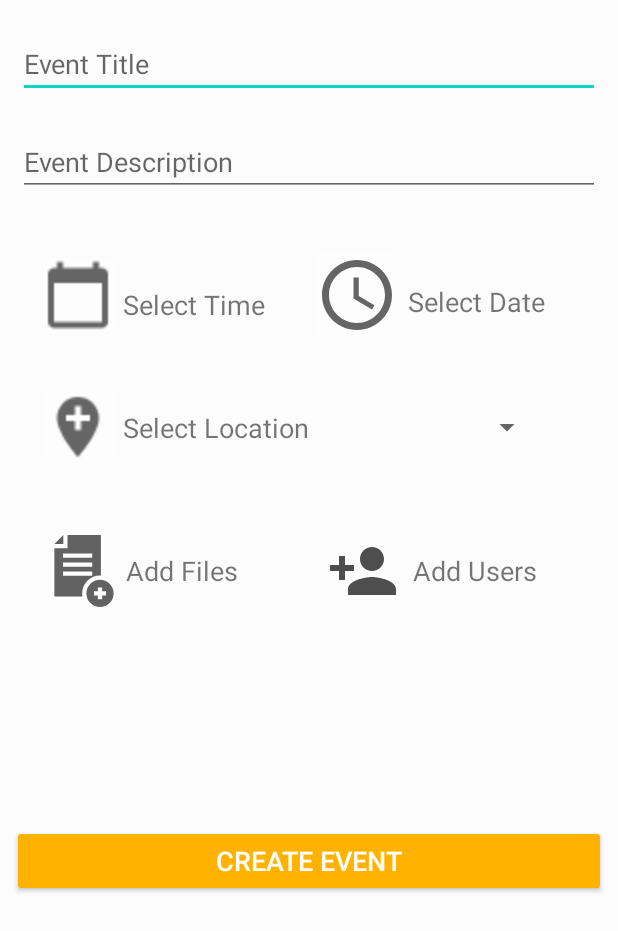
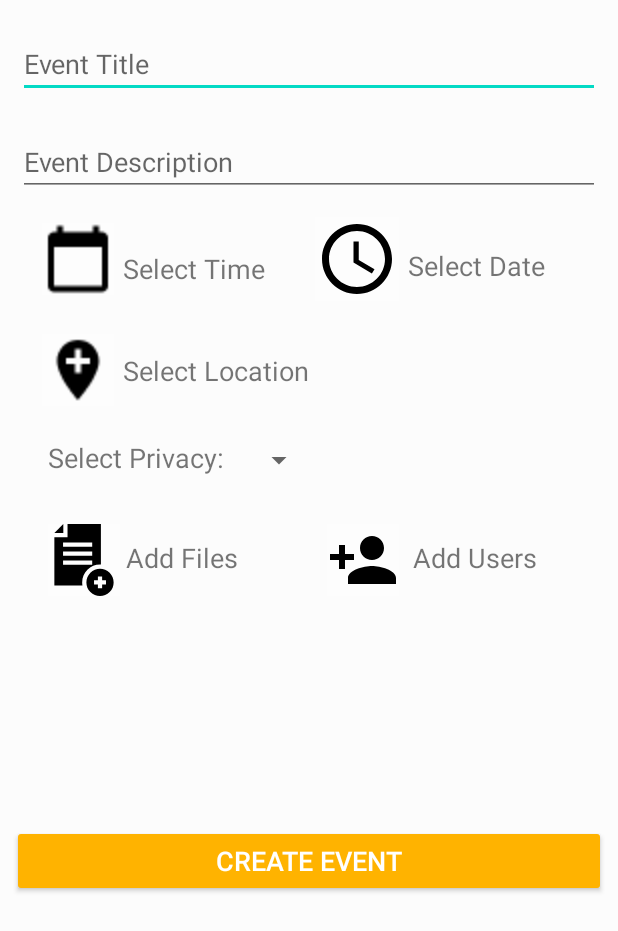
Before and after one commit to pgarza917/GroupStudy, an Android app: the layout fragment_create_event.xml on its own in the app's theme, with its tools: preview values and no code run, on a phone screen of 412 x 824 dp. Shown: the top 931 px of the screen. Run offline under Robolectric (Android 15) with nearby library versions, the phone set to English and light mode, and no system bars.

Commit message:
Changed toolbar titles to fit fragments and edited create event fragment layout

```diff
--- a/app/src/main/java/com/example/studygroup/eventCreation/CreateEventFragment.java
+++ b/app/src/main/java/com/example/studygroup/eventCreation/CreateEventFragment.java
@@ -6,10 +6,12 @@ import android.content.Intent;
 import java.text.SimpleDateFormat;
 
 import android.graphics.Typeface;
+import android.os.Build;
 import android.os.Bundle;
 
 import androidx.annotation.NonNull;
 import androidx.annotation.Nullable;
+import androidx.annotation.RequiresApi;
 import androidx.fragment.app.DialogFragment;
 import androidx.fragment.app.Fragment;
 import androidx.recyclerview.widget.DividerItemDecoration;
@@ -17,6 +19,7 @@ import androidx.recyclerview.widget.LinearLayoutManager;
 import androidx.recyclerview.widget.RecyclerView;
 
 import android.os.Parcelable;
+import android.text.Html;
 import android.util.Log;
 import android.view.LayoutInflater;
 import android.view.Menu;
@@ -369,6 +372,7 @@ public class CreateEventFragment extends Fragment {
     private void launchDatePicker() {
         Log.i(TAG, "Launching Date Picker Dialog!");
         DialogFragment datePickerFragment = new DatePickerFragment();
+        datePickerFragment.setStyle(DialogFragment.STYLE_NORMAL, R.style.AlertDialogCustom);
         datePickerFragment.setTargetFragment(CreateEventFragment.this, DATE_PICKER_REQUEST_CODE);
         datePickerFragment.show(((MainActivity)getContext()).getSupportFragmentManager(), "datePicker");
     }
--- a/app/src/main/java/com/example/studygroup/eventCreation/DatePickerFragment.java
+++ b/app/src/main/java/com/example/studygroup/eventCreation/DatePickerFragment.java
@@ -23,8 +23,7 @@ public class DatePickerFragment extends DialogFragment implements DatePickerDial
         int day = c.get(Calendar.DAY_OF_MONTH);
 
         // Create a new instance of DatePickerDialog and return it
-        return new DatePickerDialog(getActivity(),
-                AlertDialog.THEME_DEVICE_DEFAULT_LIGHT,this, year, month, day);
+        return new DatePickerDialog(getActivity(), this, year, month, day);
     }
 
     @Override
--- a/app/src/main/java/com/example/studygroup/eventCreation/FileViewFragment.java
+++ b/app/src/main/java/com/example/studygroup/eventCreation/FileViewFragment.java
@@ -151,6 +151,8 @@ public class FileViewFragment extends Fragment {
     @Override
     public void onViewCreated(@NonNull View view, @Nullable Bundle savedInstanceState) {
         super.onViewCreated(view, savedInstanceState);
+
+        ((MainActivity) getActivity()).getSupportActionBar().setTitle("Files");
 
         Bundle data = getArguments();
 
--- a/app/src/main/java/com/example/studygroup/eventFeed/FeedFragment.java
+++ b/app/src/main/java/com/example/studygroup/eventFeed/FeedFragment.java
@@ -40,7 +40,6 @@ public class FeedFragment extends Fragment {
 
     public static final String TAG = FeedFragment.class.getSimpleName();
 
-    private RecyclerView mEventsRecyclerView;
     protected EventsAdapter mEventsAdapter;
     protected List<Event> mEventsList;
     protected SwipeRefreshLayout mSwipeContainer;
@@ -64,6 +63,7 @@ public class FeedFragment extends Fragment {
 
         mSwipeContainer = view.findViewById(R.id.swipeContainer);
         ((MainActivity) getActivity()).getSupportActionBar().setTitle("Events");
+        ((MainActivity) getActivity()).getSupportActionBar().setDisplayHomeAsUpEnabled(false);
 
         mSwipeContainer.setOnRefreshListener(new SwipeRefreshLayout.OnRefreshListener() {
             @Override
@@ -78,7 +78,7 @@ public class FeedFragment extends Fragment {
                 android.R.color.holo_orange_light,
                 android.R.color.holo_red_light);
 
-        mEventsRecyclerView = view.findViewById(R.id.eventsRecyclerView);
+        RecyclerView mEventsRecyclerView = view.findViewById(R.id.eventsRecyclerView);
         mEventsList = new ArrayList<>();
 
         // Recycler View steps:
--- a/app/src/main/res/layout/fragment_create_event.xml
+++ b/app/src/main/res/layout/fragment_create_event.xml
@@ -36,11 +36,12 @@
         android:layout_below="@+id/descriptionEditText"
         android:layout_alignParentStart="true"
         android:layout_marginStart="40dp"
-        android:layout_marginTop="54dp"
+        android:layout_marginTop="30dp"
         android:background="@android:drawable/screen_background_light_transparent"
         android:scaleX="2.0"
         android:scaleY="2.0"
-        android:src="@drawable/ic_baseline_calendar_today_24" />
+        android:src="@drawable/ic_baseline_calendar_today_24"
+        android:tint="#000" />
 
     <ImageButton
         android:id="@+id/datePickerImageButton"
@@ -49,9 +50,10 @@
         android:layout_below="@+id/descriptionEditText"
         android:layout_alignParentStart="true"
         android:layout_marginStart="210dp"
-        android:layout_marginTop="38dp"
+        android:layout_marginTop="14dp"
         android:background="@android:drawable/screen_background_light_transparent"
-        android:src="@drawable/ic_baseline_access_time_24" />
+        android:src="@drawable/ic_baseline_access_time_24"
+        android:tint="#000" />
 
     <TextView
         android:id="@+id/selectTimeTextView"
@@ -59,7 +61,7 @@
         android:layout_height="wrap_content"
         android:layout_below="@+id/descriptionEditText"
         android:layout_marginStart="18dp"
-        android:layout_marginTop="60dp"
+        android:layout_marginTop="36dp"
         android:layout_toEndOf="@+id/timePickerImageButton"
         android:text="Select Time"
         android:textSize="18sp" />
@@ -70,7 +72,7 @@
         android:layout_height="wrap_content"
         android:layout_below="@+id/descriptionEditText"
         android:layout_marginStart="6dp"
-        android:layout_marginTop="58dp"
+        android:layout_marginTop="34dp"
         android:layout_toEndOf="@+id/datePickerImageButton"
         android:text="Select Date"
         android:textSize="18sp" />
@@ -95,11 +97,12 @@
         android:layout_below="@+id/timePickerImageButton"
         android:layout_alignParentStart="true"
         android:layout_marginStart="40dp"
-        android:layout_marginTop="64dp"
+        android:layout_marginTop="50dp"
         android:background="@android:drawable/screen_background_light_transparent"
         android:scaleX="2.0"
         android:scaleY="2.0"
-        android:src="@drawable/ic_baseline_add_location_24" />
+        android:src="@drawable/ic_baseline_add_location_24"
+        android:tint="#000" />
 
     <TextView
         android:id="@+id/selectLocationTextView"
@@ -107,7 +110,7 @@
         android:layout_height="wrap_content"
         android:layout_below="@+id/timePickerImageButton"
         android:layout_marginStart="18dp"
-        android:layout_marginTop="64dp"
+        android:layout_marginTop="50dp"
         android:layout_toEndOf="@+id/locationPickerImageButton"
         android:text="Select Location"
         android:textSize="18sp" />
@@ -116,22 +119,22 @@
         android:id="@+id/addFileImageButton"
         android:layout_width="wrap_content"
         android:layout_height="wrap_content"
-        android:layout_below="@+id/locationPickerImageButton"
+        android:layout_below="@+id/textView"
         android:layout_alignParentStart="true"
         android:layout_marginStart="32dp"
-        android:layout_marginTop="60dp"
+        android:layout_marginTop="32dp"
         android:background="@android:drawable/screen_background_light_transparent"
         android:backgroundTint="#FFFFFF"
         android:src="@drawable/ic_add"
-        android:tint="#626262" />
+        android:tint="#000000" />
 
     <TextView
         android:id="@+id/addFilesTextView"
         android:layout_width="wrap_content"
         android:layout_height="wrap_content"
-        android:layout_below="@+id/locationPickerImageButton"
+        android:layout_below="@+id/textView"
         android:layout_marginStart="4dp"
-        android:layout_marginTop="71dp"
+        android:layout_marginTop="42dp"
         android:layout_toEndOf="@+id/addFileImageButton"
         android:text="Add Files"
         android:textSize="18sp" />
@@ -149,12 +152,13 @@
         android:id="@+id/addUsersToEventImageButton"
         android:layout_width="wrap_content"
         android:layout_height="wrap_content"
-        android:layout_below="@+id/locationPickerImageButton"
+        android:layout_below="@+id/textView"
         android:layout_alignParentEnd="true"
-        android:layout_marginTop="60dp"
+        android:layout_marginTop="32dp"
         android:layout_marginEnd="146dp"
         android:background="@android:drawable/screen_background_light_transparent"
-        android:src="@drawable/ic_baseline_person_add_48" />
+        android:src="@drawable/ic_baseline_person_add_48"
+        android:tint="#000000" />
 
     <androidx.recyclerview.widget.RecyclerView
         android:id="@+id/eventUsersRecyclerView"
@@ -169,21 +173,32 @@
         android:id="@+id/addUsersToEventTextView"
         android:layout_width="wrap_content"
         android:layout_height="wrap_content"
-        android:layout_below="@+id/locationPickerImageButton"
+        android:layout_below="@+id/textView"
         android:layout_alignParentEnd="true"
-        android:layout_marginTop="71dp"
+        android:layout_marginTop="42dp"
         android:layout_marginEnd="54dp"
         android:text="Add Users"
         android:textSize="18sp" />
 
     <Spinner
         android:id="@+id/privacySelectSpinner"
-        android:layout_width="100dp"
+        android:layout_width="wrap_content"
         android:layout_height="wrap_content"
-        android:layout_below="@+id/timePickerImageButton"
-        android:layout_alignParentEnd="true"
-        android:layout_marginTop="64dp"
-        android:layout_marginEnd="50dp" />
+        android:layout_below="@+id/locationPickerImageButton"
+        android:layout_marginStart="8dp"
+        android:layout_marginTop="36dp"
+        android:layout_toEndOf="@+id/textView" />
+
+    <TextView
+        android:id="@+id/textView"
+        android:layout_width="wrap_content"
+        android:layout_height="wrap_content"
+        android:layout_below="@+id/locationPickerImageButton"
+        android:layout_alignParentStart="true"
+        android:layout_marginStart="32dp"
+        android:layout_marginTop="34dp"
+        android:text="Select Privacy: "
+        android:textSize="18sp" />
 
 
 </RelativeLayout>
--- a/app/src/main/res/values/styles.xml
+++ b/app/src/main/res/values/styles.xml
@@ -7,4 +7,8 @@
         <item name="colorAccent">@color/colorAccent</item>
     </style>
 
+    <style name="AlertDialogCustom" parent="Theme.AppCompat.Light.Dialog">
+        <item name="colorAccent">@color/colorAccent</item>
+    </style>
+
 </resources>
```
Also changed, not shown: app/src/main/java/com/example/studygroup/eventCreation/AddUsersFragment.java (+5 -5 lines), app/src/main/java/com/example/studygroup/search/SearchFragment.java (+15 -0 lines).
